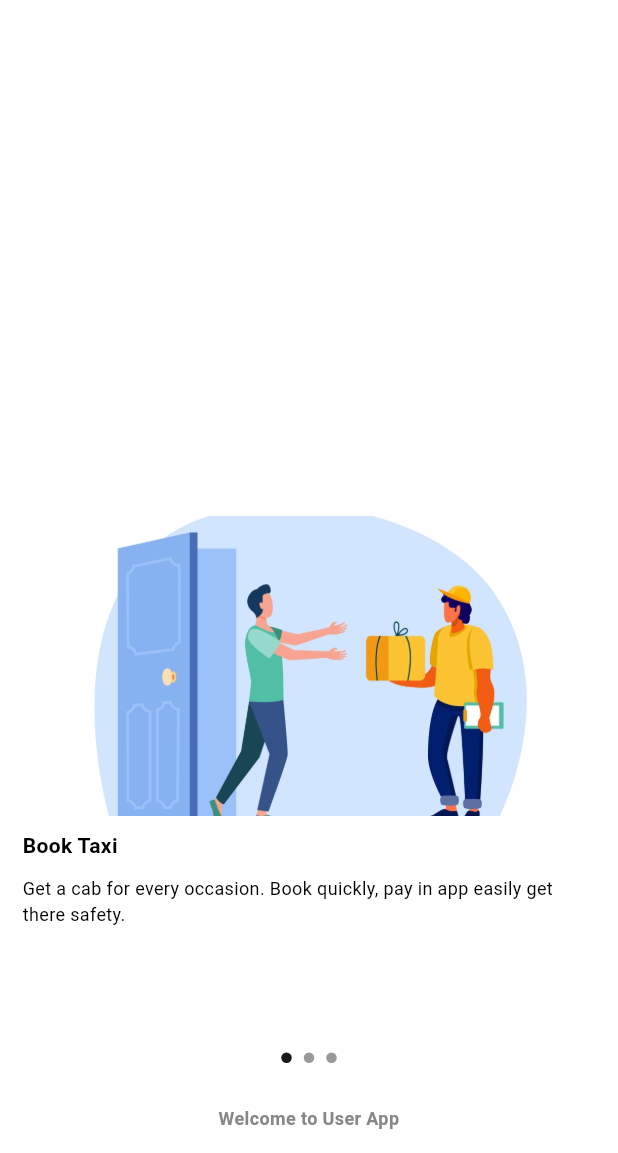
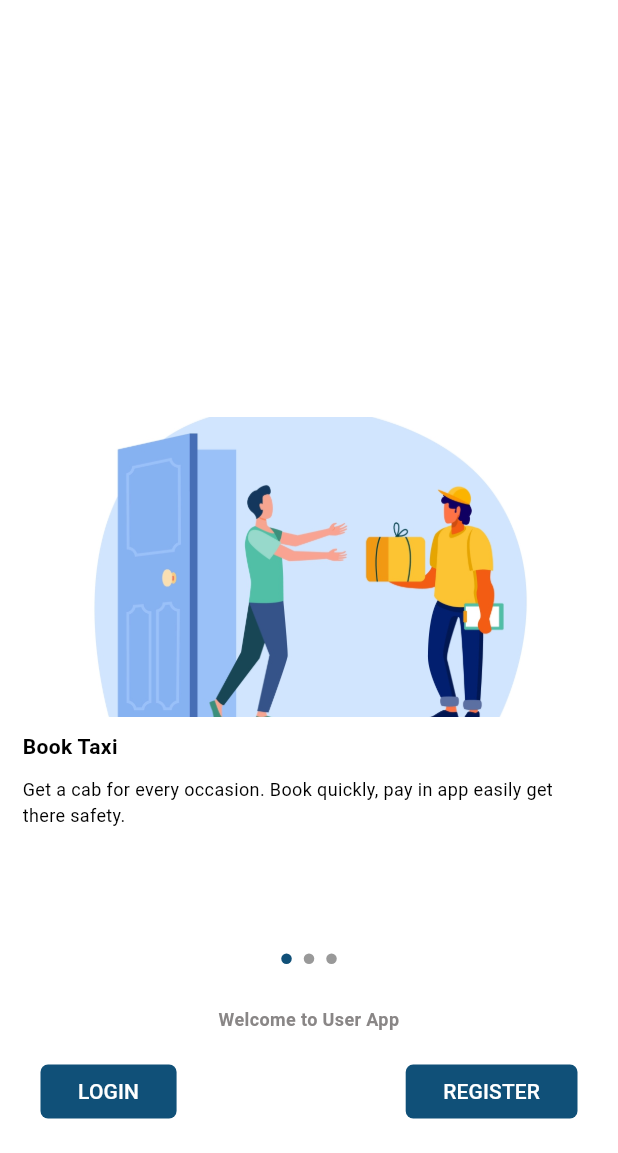
Before and after one commit to kirupa094/test_application_frontend, a Flutter app: the screen it shows after launch, on a phone screen of 412 x 824 dp, the part 83-1236 px from its top. Run offline on Flutter 3.47's test engine with Material 2 defaults, Android fonts, the phone set to English and light mode, and no system bars; drawn by our look-alikes of carousel_slider.

Commit message:
custombutton created

```diff
--- a/lib/screens/on_board/carousel.dart
+++ b/lib/screens/on_board/carousel.dart
@@ -118,11 +118,11 @@ class _CarouselState extends State<Carousel> {
                 margin:
                     const EdgeInsets.symmetric(vertical: 8.0, horizontal: 4.0),
                 decoration: BoxDecoration(
-                    shape: BoxShape.circle,
-                    color: (Theme.of(context).brightness == Brightness.dark
-                            ? Colors.white
-                            : Colors.black)
-                        .withOpacity(_current == entry.key ? 0.9 : 0.4)),
+                  shape: BoxShape.circle,
+                  color: _current == entry.key
+                      ? const Color.fromARGB(255, 16, 80, 120)
+                      : Colors.black.withOpacity(0.4),
+                ),
               ),
             );
           }).toList(),
--- a/lib/screens/on_board/on_board_screen.dart
+++ b/lib/screens/on_board/on_board_screen.dart
@@ -1,5 +1,6 @@
 import 'package:flutter/material.dart';
 import 'package:test_application/screens/on_board/carousel.dart';
+import 'package:test_application/widgets/custom_button.dart';
 
 class OnBoardScreen extends StatelessWidget {
   const OnBoardScreen({super.key});
@@ -20,6 +21,10 @@ class OnBoardScreen extends StatelessWidget {
                 height: 20,
               ),
               welcomeText(),
+              const SizedBox(
+                height: 14,
+              ),
+              bottomButton()
             ],
           ),
         ),
@@ -98,4 +103,21 @@ class OnBoardScreen extends StatelessWidget {
       ),
     );
   }
+
+  Widget bottomButton() {
+    return Row(
+      crossAxisAlignment: CrossAxisAlignment.center,
+      mainAxisAlignment: MainAxisAlignment.spaceBetween,
+      children: [
+        CustomButton(
+          title: 'LOGIN',
+          onPressedCallBack: () {},
+        ),
+        CustomButton(
+          title: 'REGISTER',
+          onPressedCallBack: () {},
+        )
+      ],
+    );
+  }
 }
--- /dev/null
+++ b/lib/widgets/custom_button.dart
@@ -0,0 +1,36 @@
+import 'package:flutter/material.dart';
+
+class CustomButton extends StatelessWidget {
+  final String title;
+  final Function onPressedCallBack;
+
+  const CustomButton({
+    super.key,
+    required this.title,
+    required this.onPressedCallBack,
+  });
+
+  @override
+  Widget build(BuildContext context) {
+    return TextButton(
+      onPressed: onPressedCallBack(),
+      child: Container(
+        decoration: ShapeDecoration(
+          color: const Color.fromARGB(255, 16, 80, 120),
+          shape: RoundedRectangleBorder(
+            borderRadius: BorderRadius.circular(5),
+          ),
+        ),
+        padding: const EdgeInsets.symmetric(vertical: 8, horizontal: 25),
+        child: Text(
+          textAlign: TextAlign.center,
+          title,
+          style: const TextStyle(
+            color: Colors.white,
+            fontSize: 14.0,
+          ),
+        ),
+      ),
+    );
+  }
+}
```
